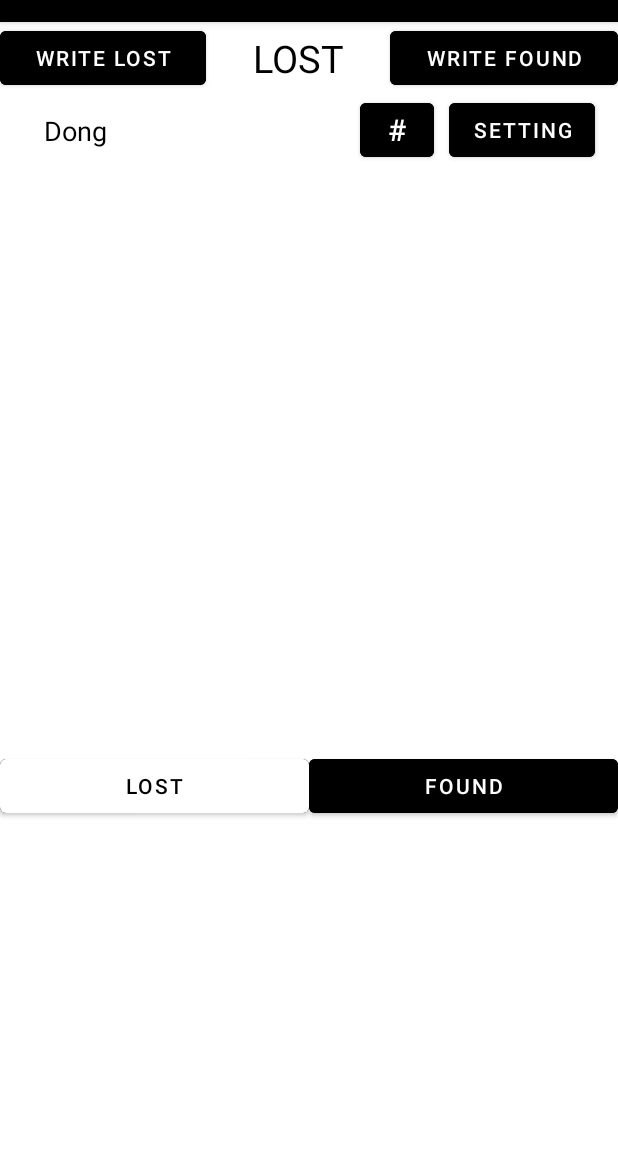
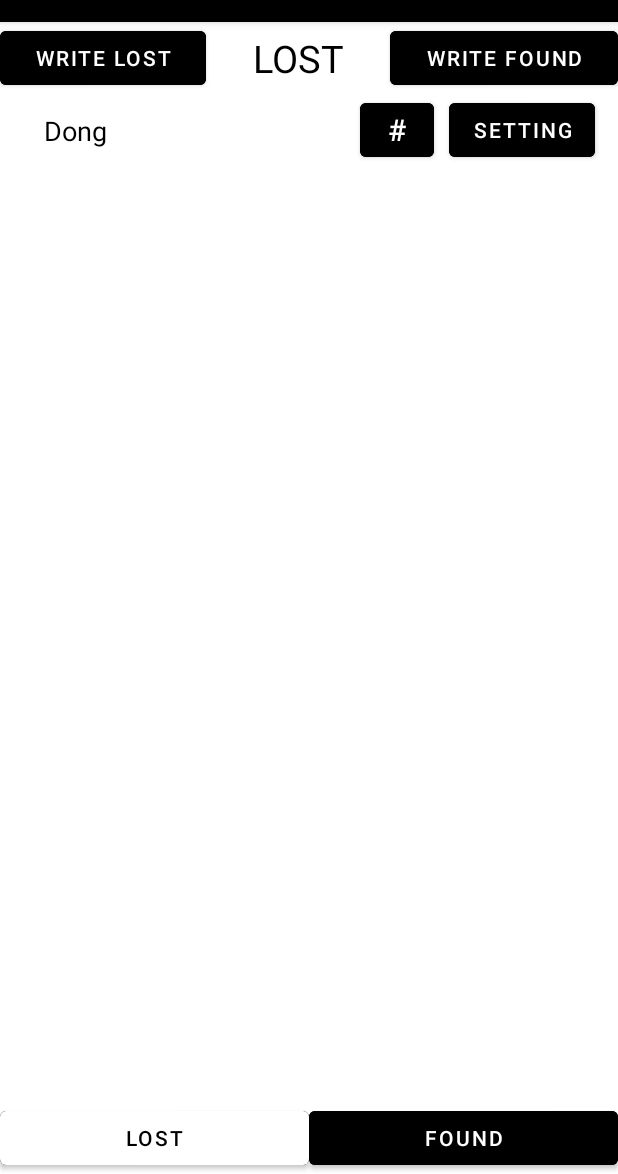
Before and after one commit to twinklesu/HopeKiPuppy, an Android app: the MainLostFragment screen opened through its navigation route, on a phone screen of 412 x 824 dp, the part 62-1236 px from its top. Run offline under Robolectric (Android 15) with nearby library versions, the phone set to English and light mode, and no system bars; our stand-ins replace Firebase (no records; nobody signed in at launch, a user with empty details on screens opened directly), Timber, Volley, data binding; network calls fail; 2 statements that could not run were skipped.

```diff
--- a/app/src/main/res/layout/fragment_main_lost.xml
+++ b/app/src/main/res/layout/fragment_main_lost.xml
@@ -13,17 +13,19 @@
 
     </data>
 
-    <LinearLayout
+    <androidx.constraintlayout.widget.ConstraintLayout
         android:layout_width="match_parent"
-        android:layout_height="743dp"
-        android:orientation="vertical">
+        android:layout_height="match_parent">
+
 
         <LinearLayout
+            android:id="@+id/linearLayout2"
             android:layout_width="match_parent"
             android:layout_height="wrap_content"
             android:orientation="horizontal"
             app:layout_constraintEnd_toEndOf="parent"
-            app:layout_constraintStart_toStartOf="parent">
+            app:layout_constraintStart_toStartOf="parent"
+            app:layout_constraintTop_toTopOf="parent">
 
 
             <Button
@@ -55,9 +57,13 @@
         </LinearLayout>
 
         <LinearLayout
+            android:id="@+id/linearLayout3"
             android:layout_width="match_parent"
             android:layout_height="wrap_content"
-            android:orientation="horizontal">
+            android:orientation="horizontal"
+            app:layout_constraintEnd_toEndOf="parent"
+            app:layout_constraintStart_toStartOf="parent"
+            app:layout_constraintTop_toBottomOf="@+id/linearLayout2">
 
             <TextView
                 android:id="@+id/DongText"
@@ -88,25 +94,27 @@
 
         </LinearLayout>
 
+
         <androidx.recyclerview.widget.RecyclerView
             android:id="@+id/Lost_recyclerView"
             android:layout_width="match_parent"
-            android:layout_height="wrap_content">
+            android:layout_height="wrap_content"
+            app:layout_constraintBottom_toTopOf="@+id/linearLayout"
+            app:layout_constraintTop_toBottomOf="@+id/linearLayout3"
+            app:layout_constraintVertical_bias="0.501"
+            tools:layout_editor_absoluteX="0dp">
 
 
         </androidx.recyclerview.widget.RecyclerView>
 
-        <androidx.constraintlayout.widget.ConstraintLayout
-            android:layout_width="match_parent"
-            android:layout_height="437dp">
-
         <LinearLayout
             android:id="@+id/linearLayout"
             android:layout_width="match_parent"
-                android:layout_height="0dp"
+            android:layout_height="wrap_content"
             android:gravity="bottom"
             app:layout_constraintBottom_toBottomOf="parent"
-                app:layout_constraintStart_toStartOf="parent">
+            app:layout_constraintStart_toStartOf="parent"
+            android:layout_weight ="0">
 
             <Button
                 android:id="@+id/Lost_Go_Button"
@@ -124,10 +132,9 @@
                 android:backgroundTint="@color/black"
                 android:text="FOUND" />
         </LinearLayout>
-        </androidx.constraintlayout.widget.ConstraintLayout>
 
 
-    </LinearLayout>
 
 
+    </androidx.constraintlayout.widget.ConstraintLayout>
 </layout>
```
Lines whose indentation alone changed are shown as unchanged.
